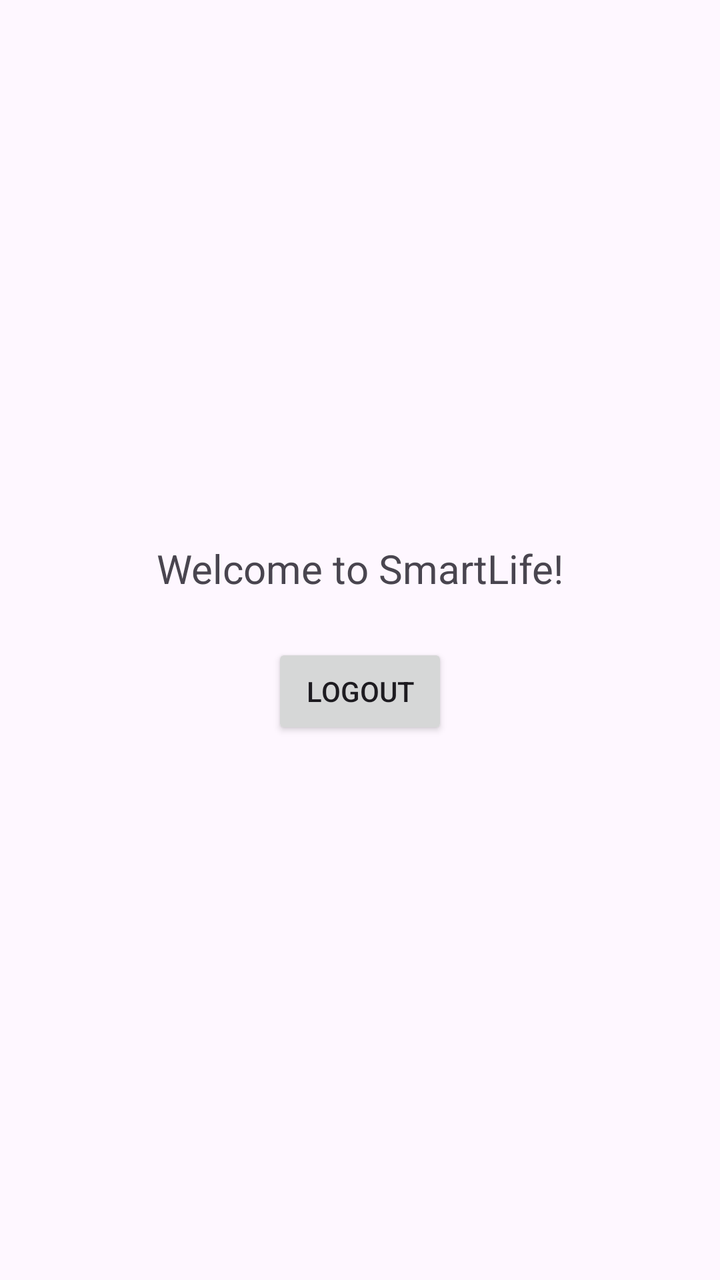
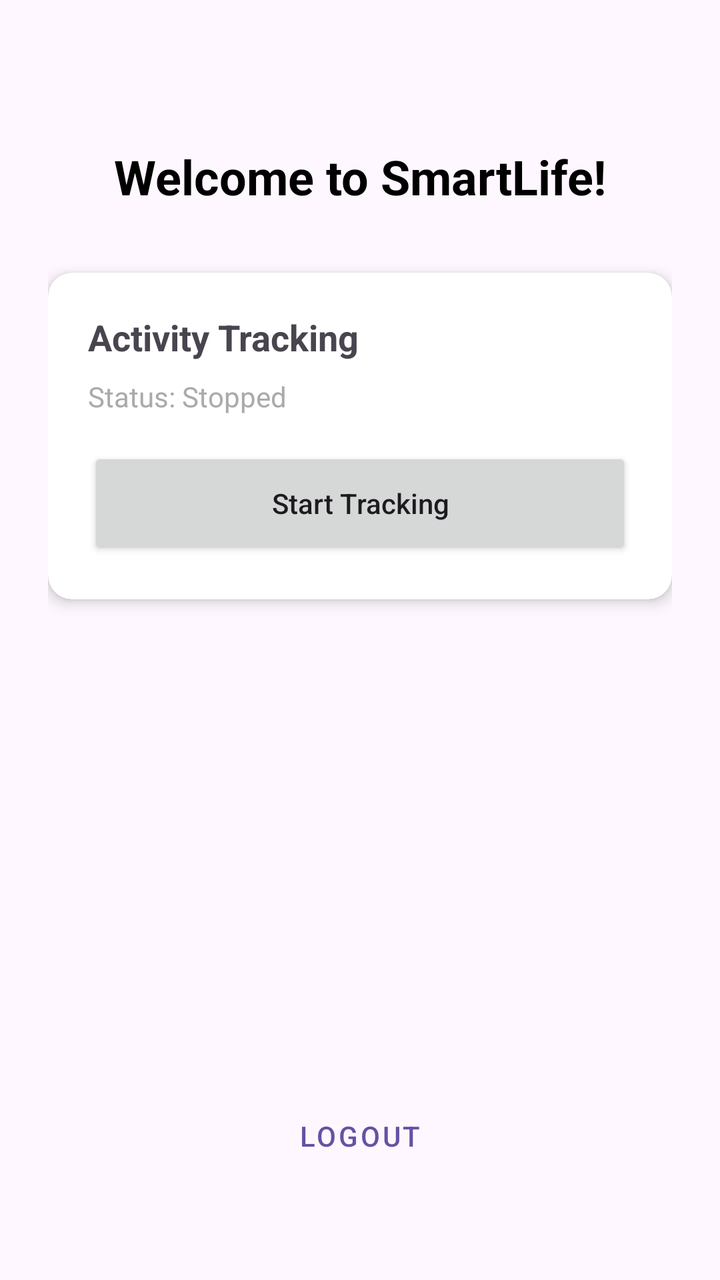

An Android layout rendered at two revisions. The XML below is the earlier revision; the diff shows what the commit changed to produce the second picture.
<!-- AndroidManifest.xml: application theme Theme.SmartLife -->
<!-- res/layout/activity_main.xml -->
<?xml version="1.0" encoding="utf-8"?>
<androidx.constraintlayout.widget.ConstraintLayout xmlns:android="http://schemas.android.com/apk/res/android"
    xmlns:app="http://schemas.android.com/apk/res-auto"
    xmlns:tools="http://schemas.android.com/tools"
    android:id="@+id/main"
    android:layout_width="match_parent"
    android:layout_height="match_parent"
    tools:context=".MainActivity">

    <TextView
        android:id="@+id/tvWelcome"
        android:layout_width="wrap_content"
        android:layout_height="wrap_content"
        android:text="Welcome to SmartLife!"
        android:textSize="20sp"
        app:layout_constraintBottom_toTopOf="@+id/btnLogout"
        app:layout_constraintEnd_toEndOf="parent"
        app:layout_constraintStart_toStartOf="parent"
        app:layout_constraintTop_toTopOf="parent"
        app:layout_constraintVertical_chainStyle="packed" />

    <Button
        android:id="@+id/btnLogout"
        android:layout_width="wrap_content"
        android:layout_height="wrap_content"
        android:layout_marginTop="24dp"
        android:text="Logout"
        app:layout_constraintBottom_toBottomOf="parent"
        app:layout_constraintEnd_toEndOf="parent"
        app:layout_constraintStart_toStartOf="parent"
        app:layout_constraintTop_toBottomOf="@+id/tvWelcome" />

</androidx.constraintlayout.widget.ConstraintLayout>
<!-- resources referenced by this layout -->
<resources>
  <style name="Theme.SmartLife" parent="Base.Theme.SmartLife" />
  <style name="Base.Theme.SmartLife" parent="Theme.Material3.DayNight.NoActionBar">
          
          
      </style>
</resources>

<!-- the commit's change to res/layout/activity_main.xml (unified diff, before → after) -->
@@ -5,6 +5,7 @@
     android:id="@+id/main"
     android:layout_width="match_parent"
     android:layout_height="match_parent"
+    android:padding="24dp"
     tools:context=".MainActivity">
 
     <TextView
@@ -12,22 +13,65 @@
         android:layout_width="wrap_content"
         android:layout_height="wrap_content"
         android:text="Welcome to SmartLife!"
-        android:textSize="20sp"
-        app:layout_constraintBottom_toTopOf="@+id/btnLogout"
+        android:textSize="24sp"
+        android:textStyle="bold"
+        android:textColor="@color/black"
+        app:layout_constraintTop_toTopOf="parent"
+        app:layout_constraintStart_toStartOf="parent"
         app:layout_constraintEnd_toEndOf="parent"
-        app:layout_constraintStart_toStartOf="parent"
-        app:layout_constraintTop_toTopOf="parent"
-        app:layout_constraintVertical_chainStyle="packed" />
+        android:layout_marginTop="48dp" />
+
+    <androidx.cardview.widget.CardView
+        android:id="@+id/cvTracking"
+        android:layout_width="match_parent"
+        android:layout_height="wrap_content"
+        android:layout_marginTop="32dp"
+        app:cardCornerRadius="12dp"
+        app:cardElevation="4dp"
+        app:layout_constraintTop_toBottomOf="@id/tvWelcome">
+
+        <LinearLayout
+            android:layout_width="match_parent"
+            android:layout_height="wrap_content"
+            android:orientation="vertical"
+            android:padding="20dp">
+
+            <TextView
+                android:layout_width="wrap_content"
+                android:layout_height="wrap_content"
+                android:text="Activity Tracking"
+                android:textSize="18sp"
+                android:textStyle="bold" />
+
+            <TextView
+                android:id="@+id/tvTrackingStatus"
+                android:layout_width="wrap_content"
+                android:layout_height="wrap_content"
+                android:text="Status: Stopped"
+                android:layout_marginTop="8dp"
+                android:textColor="@android:color/darker_gray" />
+
+            <Button
+                android:id="@+id/btnToggleTracking"
+                android:layout_width="match_parent"
+                android:layout_height="56dp"
+                android:layout_marginTop="16dp"
+                android:text="Start Tracking"
+                android:textAllCaps="false" />
+
+        </LinearLayout>
+    </androidx.cardview.widget.CardView>
 
     <Button
         android:id="@+id/btnLogout"
         android:layout_width="wrap_content"
         android:layout_height="wrap_content"
-        android:layout_marginTop="24dp"
         android:text="Logout"
+        android:textColor="?attr/colorPrimary"
+        style="@style/Widget.MaterialComponents.Button.TextButton"
         app:layout_constraintBottom_toBottomOf="parent"
         app:layout_constraintEnd_toEndOf="parent"
         app:layout_constraintStart_toStartOf="parent"
-        app:layout_constraintTop_toBottomOf="@+id/tvWelcome" />
+        android:layout_marginBottom="24dp" />
 
 </androidx.constraintlayout.widget.ConstraintLayout>
<!-- resource entries referenced after the edit -->
@@ -1,5 +1,6 @@
 <!-- resources referenced by this layout -->
 <resources>
+  <color name="black">#FF000000</color>
   <style name="Theme.SmartLife" parent="Base.Theme.SmartLife" />
   <style name="Base.Theme.SmartLife" parent="Theme.Material3.DayNight.NoActionBar">
           
